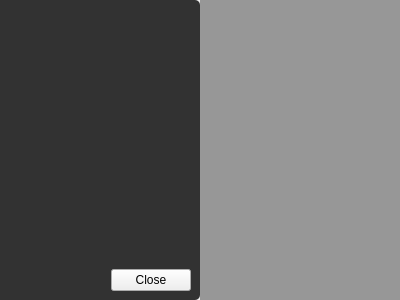
First picture: the form in src/levelselector.ui, repository MathThree/queens_game, before the edit.
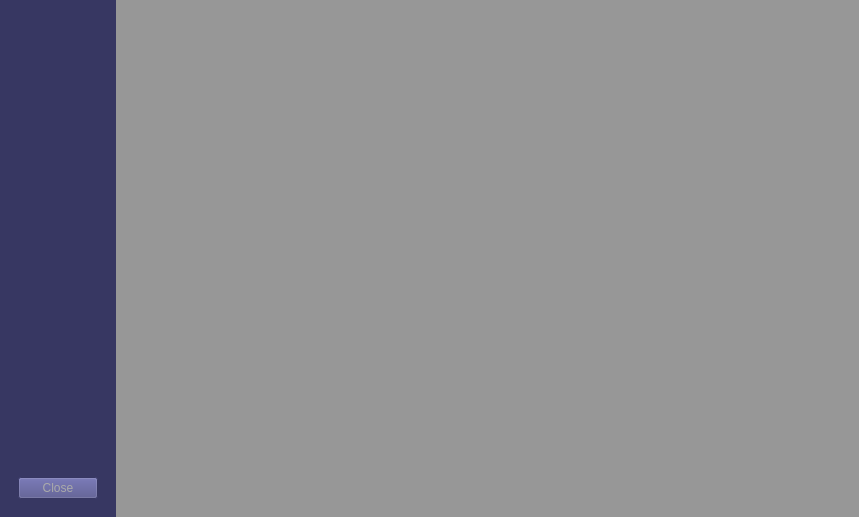
Second picture: the form after the edit.

Commit message: feat: better overlay visual

What changed in the file:
```diff
--- a/src/levelselector.ui
+++ b/src/levelselector.ui
@@ -6,15 +6,27 @@
    <rect>
     <x>0</x>
     <y>0</y>
-    <width>400</width>
-    <height>300</height>
+    <width>859</width>
+    <height>517</height>
    </rect>
   </property>
+  <property name="sizePolicy">
+   <sizepolicy hsizetype="Fixed" vsizetype="Preferred">
+    <horstretch>0</horstretch>
+    <verstretch>0</verstretch>
+   </sizepolicy>
+  </property>
   <property name="windowTitle">
    <string>Form</string>
   </property>
   <property name="styleSheet">
-   <string notr="true"/>
+   <string notr="true">QPushButton {
+	 background:rgb(76, 76, 136);
+	color:rgb(170, 170, 170)
+}
+QPushButton:hover {
+	color:rgb(255, 255, 255)
+}</string>
   </property>
   <layout class="QHBoxLayout" name="horizontalLayout">
    <property name="spacing">
@@ -33,37 +45,83 @@
     <number>0</number>
    </property>
    <item>
-    <widget class="QWidget" name="widget" native="true">
+    <widget class="QWidget" name="overlayWidget" native="true">
+     <property name="sizePolicy">
+      <sizepolicy hsizetype="Fixed" vsizetype="Preferred">
+       <horstretch>0</horstretch>
+       <verstretch>0</verstretch>
+      </sizepolicy>
+     </property>
+     <property name="minimumSize">
+      <size>
+       <width>50</width>
+       <height>0</height>
+      </size>
+     </property>
      <property name="styleSheet">
-      <string notr="true">#widget {
-    background-color: rgb(50, 50, 50);
-	border-top-right-radius: 5px;
-	border-bottom-right-radius: 5px;
+      <string notr="true">#overlayWidget {
+    background-color: rgb(55, 55, 98);
 }</string>
      </property>
      <layout class="QVBoxLayout" name="verticalLayout">
       <item>
-       <widget class="QWidget" name="levelWidget" native="true">
-        <property name="sizePolicy">
-         <sizepolicy hsizetype="Preferred" vsizetype="Expanding">
-          <horstretch>0</horstretch>
-          <verstretch>0</verstretch>
-         </sizepolicy>
+       <widget class="QScrollArea" name="scrollArea">
+        <property name="styleSheet">
+         <string notr="true">#scrollArea {
+    background-color: transparent;
+}
+</string>
         </property>
-        <layout class="QVBoxLayout" name="verticalLayout_2"/>
+        <property name="widgetResizable">
+         <bool>true</bool>
+        </property>
+        <property name="alignment">
+         <set>Qt::AlignHCenter|Qt::AlignTop</set>
+        </property>
+        <widget class="QWidget" name="levelWidget">
+         <property name="geometry">
+          <rect>
+           <x>0</x>
+           <y>0</y>
+           <width>96</width>
+           <height>448</height>
+          </rect>
+         </property>
+         <property name="styleSheet">
+          <string notr="true">#levelWidget {
+    background-color: transparent;
+}
+</string>
+         </property>
+        </widget>
        </widget>
       </item>
-      <item alignment="Qt::AlignmentFlag::AlignRight|Qt::AlignmentFlag::AlignBottom">
-       <widget class="QPushButton" name="closeOverlay">
+      <item>
+       <widget class="QWidget" name="widget_2" native="true">
         <property name="sizePolicy">
-         <sizepolicy hsizetype="Preferred" vsizetype="Fixed">
+         <sizepolicy hsizetype="Preferred" vsizetype="Preferred">
           <horstretch>0</horstretch>
           <verstretch>0</verstretch>
          </sizepolicy>
         </property>
-        <property name="text">
-         <string>Close</string>
+        <property name="styleSheet">
+         <string notr="true"/>
         </property>
+        <layout class="QHBoxLayout" name="horizontalLayout_2">
+         <item alignment="Qt::AlignRight">
+          <widget class="QPushButton" name="closeOverlay">
+           <property name="sizePolicy">
+            <sizepolicy hsizetype="Fixed" vsizetype="Fixed">
+             <horstretch>0</horstretch>
+             <verstretch>0</verstretch>
+            </sizepolicy>
+           </property>
+           <property name="text">
+            <string>Close</string>
+           </property>
+          </widget>
+         </item>
+        </layout>
        </widget>
       </item>
      </layout>
@@ -84,6 +142,39 @@
 
 </string>
      </property>
+     <layout class="QVBoxLayout" name="verticalLayout_2">
+      <property name="leftMargin">
+       <number>0</number>
+      </property>
+      <property name="topMargin">
+       <number>0</number>
+      </property>
+      <property name="rightMargin">
+       <number>0</number>
+      </property>
+      <property name="bottomMargin">
+       <number>0</number>
+      </property>
+      <item>
+       <widget class="QPushButton" name="noiseButton">
+        <property name="sizePolicy">
+         <sizepolicy hsizetype="Expanding" vsizetype="Expanding">
+          <horstretch>0</horstretch>
+          <verstretch>0</verstretch>
+         </sizepolicy>
+        </property>
+        <property name="styleSheet">
+         <string notr="true">#noiseButton {
+	background-color: transparent;
+	border: none;
+}</string>
+        </property>
+        <property name="text">
+         <string/>
+        </property>
+       </widget>
+      </item>
+     </layout>
     </widget>
    </item>
   </layout>
```
The commit also changes 13 other files.
